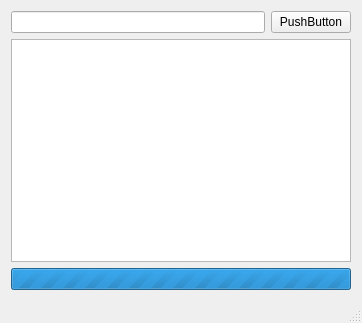
RedCuckoo/chochko-youdio-downloader, file chochko-youdio-downloader/UrlWindow.ui: the form before one commit.
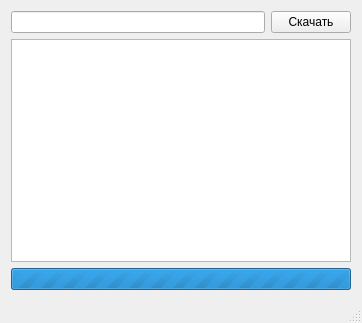
The form after the commit.

```diff
--- a/chochko-youdio-downloader/UrlWindow.ui
+++ b/chochko-youdio-downloader/UrlWindow.ui
@@ -23,7 +23,7 @@
       <item>
        <widget class="QPushButton" name="pushButton">
         <property name="text">
-         <string>PushButton</string>
+         <string>Скачать</string>
         </property>
        </widget>
       </item>
```
